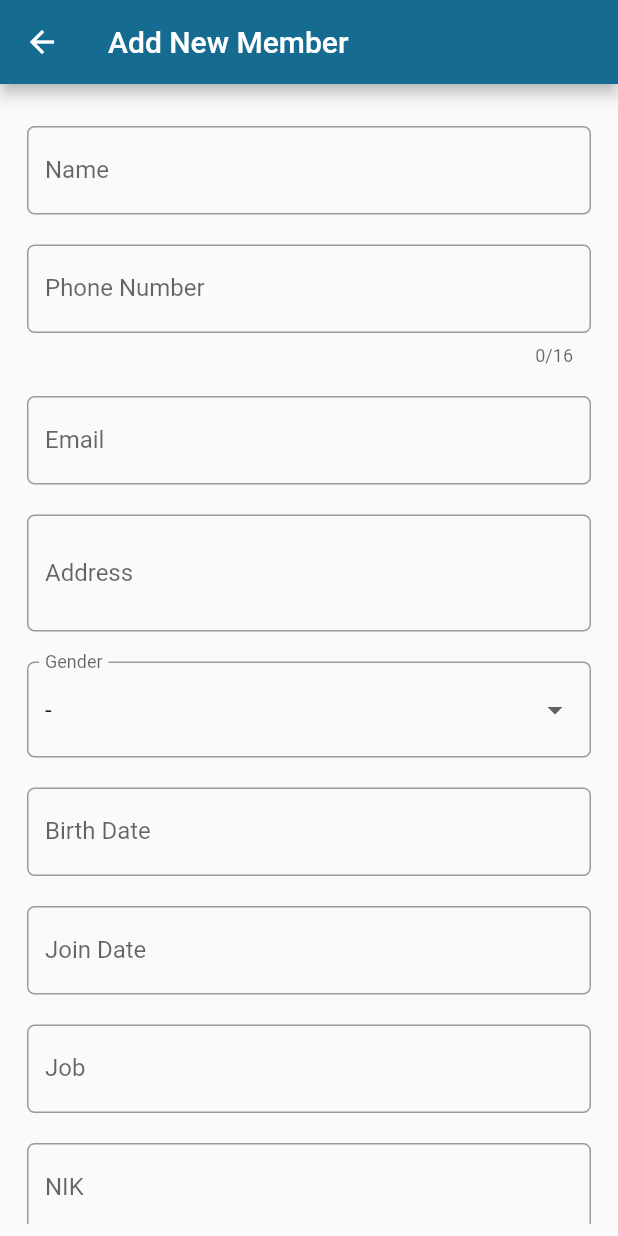
After one commit to arkefallen/archery-club, a Flutter app: the CreateMembers screen opened directly, on a phone screen of 412 x 824 dp. The commit adds this screen. Run offline on Flutter 3.47's test engine with Material 2 defaults, Android fonts, the phone set to English and light mode, and no system bars; drawn by our look-alikes of datetime_picker_formfield; our stand-ins replace animated_splash_screen, cloud_firestore, faker, firebase_core; accounts and stored records are empty; network calls fail.

```diff
--- a/lib/feeds/create_feeds.dart
+++ b/lib/feeds/create_feeds.dart
@@ -1,3 +1,4 @@
+import 'package:archery_club/constant/brand_colors.dart';
 import 'package:cloud_firestore/cloud_firestore.dart';
 import 'package:flutter/material.dart';
 
@@ -13,6 +14,7 @@ class CreateFeeds extends StatelessWidget {
     return Scaffold(
       resizeToAvoidBottomInset: true,
       appBar: AppBar(
+        backgroundColor: BrandColor.colorPrimary,
         title: const Text('Feeds Baru'),
         leading: BackButton(
           onPressed: () {
@@ -60,6 +62,7 @@ class CreateFeeds extends StatelessWidget {
                 ),
                 const SizedBox(height: 20),
                 ElevatedButton(
+                  style: ButtonStyle(backgroundColor: MaterialStateProperty.all<Color>(BrandColor.colorPrimary)),
                     onPressed: () {
 
                       try {
--- a/lib/feeds/list_feeds.dart
+++ b/lib/feeds/list_feeds.dart
@@ -17,7 +17,7 @@ class FeedsList extends StatelessWidget {
     return Scaffold(
       appBar: AppBar(
           backgroundColor: BrandColor.colorPrimary,
-          title: const Text("Beranda"),
+          title: const Text("Feeds"),
           actions: [
             TextButton.icon(
               onPressed: () {
--- a/lib/home.dart
+++ b/lib/home.dart
@@ -23,7 +23,7 @@ class _HomeState extends State<Home> {
     return Scaffold(
         bottomNavigationBar: BottomNavigationBar(
           items: const [
-            BottomNavigationBarItem(icon: Icon(Icons.home), label: "Home"),
+            BottomNavigationBarItem(icon: Icon(Icons.dashboard), label: "Home"),
             BottomNavigationBarItem(icon: Icon(Icons.person), label: "Member"),
           ],
           currentIndex: _selectedIndex,
--- /dev/null
+++ b/lib/members/create_members.dart
@@ -0,0 +1,272 @@
+import 'package:archery_club/constant/brand_colors.dart';
+import 'package:cloud_firestore/cloud_firestore.dart';
+import 'package:flutter/material.dart';
+import 'package:intl/intl.dart';
+import 'package:datetime_picker_formfield/datetime_picker_formfield.dart';
+
+class CreateMembers extends StatefulWidget {
+  @override
+  State<CreateMembers> createState() => _CreateMembersState();
+}
+
+class _CreateMembersState extends State<CreateMembers> {
+  TextEditingController nameController = TextEditingController();
+
+  TextEditingController genderController = TextEditingController();
+
+  TextEditingController phoneController = TextEditingController();
+
+  TextEditingController emailController = TextEditingController();
+
+  TextEditingController addressController = TextEditingController();
+
+  TextEditingController jobController = TextEditingController();
+
+  TextEditingController bornDateController = TextEditingController();
+
+  TextEditingController joinDateController = TextEditingController();
+
+  TextEditingController nikController = TextEditingController();
+
+  TextEditingController roleController = TextEditingController();
+
+  Timestamp? bornDate;
+
+  Timestamp? joniDate;
+
+  String? genderValue = '-';
+  String? roleValue = '-';
+
+  @override
+  Widget build(BuildContext context) {
+    FirebaseFirestore firestore = FirebaseFirestore.instance;
+    CollectionReference members = firestore.collection('members');
+
+    return Scaffold(
+      resizeToAvoidBottomInset: true,
+      appBar: AppBar(
+        backgroundColor: BrandColor.colorPrimary,
+        title: const Text('Add New Member'),
+        leading: BackButton(
+          onPressed: () {
+            Navigator.pop(context);
+          },
+          color: Colors.white,
+        ),
+      ),
+      body: Padding(
+        padding: const EdgeInsets.all(8.0),
+        child: Padding(
+          padding: const EdgeInsets.fromLTRB(10, 20, 10, 0),
+          child: SingleChildScrollView(
+            child: Column(
+              children: [
+                TextField(
+                  controller: nameController,
+                  decoration: InputDecoration(
+                    border: OutlineInputBorder(
+                        borderRadius: BorderRadius.circular(5)),
+                    labelText: "Name",
+                    hintText: "Type the name of new member",
+                  ),
+                ),
+                const SizedBox(height: 20),
+                TextField(
+                  maxLength: 16,
+                  controller: phoneController,
+                  decoration: InputDecoration(
+                    border: OutlineInputBorder(
+                        borderRadius: BorderRadius.circular(5)),
+                    labelText: "Phone Number",
+                    hintText: "example : 08123456789",
+                  ),
+                ),
+                const SizedBox(height: 20),
+                TextField(
+                  controller: emailController,
+                  decoration: InputDecoration(
+                    border: OutlineInputBorder(
+                        borderRadius: BorderRadius.circular(5)),
+                    labelText: "Email",
+                    hintText: "example : user@mail.com",
+                  ),
+                ),
+                const SizedBox(height: 20),
+                TextField(
+                  maxLines: 2,
+                  controller: addressController,
+                  decoration: InputDecoration(
+                    border: OutlineInputBorder(
+                        borderRadius: BorderRadius.circular(5)),
+                    labelText: "Address",
+                    hintText: "example : Jalan Mawar No.10",
+                  ),
+                ),
+                const SizedBox(height: 20),
+                DropdownButtonFormField(
+                    decoration: InputDecoration(
+                      border: OutlineInputBorder(
+                          borderRadius: BorderRadius.circular(5)),
+                      labelText: "Gender",
+                      hintText: "Choose the member's gender",
+                    ),
+                    value: genderValue,
+                    items: <String>['-', 'Male', 'Female']
+                        .map<DropdownMenuItem<String>>((String gender) {
+                      return DropdownMenuItem<String>(
+                        child: Text(gender),
+                        value: gender,
+                      );
+                    }).toList(),
+                    onChanged: (String? newGenderValue) {
+                      setState(() {
+                        genderValue = newGenderValue;
+                        genderController.text = newGenderValue!;
+                      });
+                    }),
+                const SizedBox(height: 20),
+                DateTimeField(
+                  onChanged: (value) {
+                    setState(() {
+                      joinDateController.text = value.toString();
+                    });
+                  },
+                  format: DateFormat("dd-MM-yyyy"),
+                  onShowPicker: (context, currentValue) {
+                    return showDatePicker(
+                        context: context,
+                        initialDate: currentValue ?? DateTime.now(),
+                        firstDate: DateTime(1945),
+                        lastDate: DateTime(2100));
+                  },
+                  decoration: InputDecoration(
+                    border: OutlineInputBorder(
+                        borderRadius: BorderRadius.circular(5)),
+                    labelText: "Birth Date",
+                    hintText: "Choose the birth date",
+                  ),
+                ),
+                const SizedBox(height: 20),
+                DateTimeField(
+                  onChanged: (value) {
+                    setState(() {
+                      bornDateController.text = value.toString();
+                    });
+                  },
+                  format: DateFormat("dd-MM-yyyy"),
+                  onShowPicker: (context, currentValue) {
+                    return showDatePicker(
+                        context: context,
+                        initialDate: currentValue ?? DateTime.now(),
+                        firstDate: DateTime(1945),
+                        lastDate: DateTime(2100));
+                  },
+                  decoration: InputDecoration(
+                    border: OutlineInputBorder(
+                        borderRadius: BorderRadius.circular(5)),
+                    labelText: "Join Date",
+                    hintText: "Choose the date when joined the club",
+                  ),
+                ),
+                const SizedBox(height: 20),
+                TextField(
+                  controller: jobController,
+                  decoration: InputDecoration(
+                    border: OutlineInputBorder(
+                        borderRadius: BorderRadius.circular(5)),
+                    labelText: "Job",
+                    hintText: "example : Software Engineer",
+                  ),
+                ),
+                const SizedBox(height: 20),
+                TextField(
+                  controller: nikController,
+                  decoration: InputDecoration(
+                    border: OutlineInputBorder(
+                        borderRadius: BorderRadius.circular(5)),
+                    labelText: "NIK",
+                    hintText: "Input the NIK's member on ID Card",
+                  ),
+                ),
+                const SizedBox(height: 20),
+                DropdownButtonFormField(
+                    decoration: InputDecoration(
+                      border: OutlineInputBorder(
+                          borderRadius: BorderRadius.circular(5)),
+                      labelText: "Role",
+                      hintText: "Pick the authorization of member",
+                    ),
+                    value: roleValue,
+                    items: <String>['-', 'Administrator', 'Member']
+                        .map<DropdownMenuItem<String>>((String role) {
+                      return DropdownMenuItem<String>(
+                        child: Text(role),
+                        value: role,
+                      );
+                    }).toList(),
+                    onChanged: (String? newRoleValue) {
+                      setState(() {
+                        roleValue = newRoleValue;
+                        roleController.text = newRoleValue!;
+                      });
+                    }),
+                const SizedBox(height: 20),
+                ElevatedButton(
+                    style: ElevatedButton.styleFrom(
+                        primary: BrandColor.colorPrimary,
+                        minimumSize: Size.fromHeight(50)),
+                    onPressed: () {
+                      try {
+                        members.add({
+                          'name': nameController.text,
+                          'phone': phoneController.text,
+                          'email': emailController.text,
+                          'address': addressController.text,
+                          'gender': genderController.text,
+                          'job': jobController.text,
+                          'nik': nikController.text,
+                          'role': roleController.text,
+                          'birth_date': bornDateController.text,
+                          'join_date': joinDateController.text,
+                          'profile_photo': 'assets/img/user.png',
+                        });
+
+                        nameController.text = '';
+                        phoneController.text = '';
+                        emailController.text = '';
+                        addressController.text = '';
+                        genderController.text = '';
+                        jobController.text = '';
+                        nikController.text = '';
+                        roleController.text = '';
+                        bornDateController.text = '';
+                        joinDateController.text = '';
+
+                        Navigator.pop(context);
+                      } catch (e) {
+                        showDialog(
+                            context: context,
+                            builder: (BuildContext context) => AlertDialog(
+                                  title: const Text('Insert Result'),
+                                  content:
+                                      const Text("Failed to add new member"),
+                                  actions: <Widget>[
+                                    TextButton(
+                                      onPressed: () =>
+                                          Navigator.pop(context, 'Back'),
+                                      child: const Text('Back'),
+                                    )
+                                  ],
+                                ));
+                      }
+                    },
+                    child: const Text("ADD MEMBER")),
+                const SizedBox(height: 40),
+              ],
+            ),
+          ),
+        ),
+      ),
+    );
+  }
+}
--- a/pubspec.yaml
+++ b/pubspec.yaml
@@ -31,6 +31,7 @@ dependencies:
   carousel_slider: ^4.1.1
   cloud_firestore: ^3.2.1
   cupertino_icons: ^1.0.2
+  datetime_picker_formfield: ^2.0.0
   faker: ^2.0.0
   firebase_core: ^1.19.1
   flutter:
```
Also changed, not shown: lib/members/detail_members.dart (added, +103 -0 lines), lib/members/members_list.dart (+62 -22 lines), assets/img/user.png (added), pubspec.lock.
